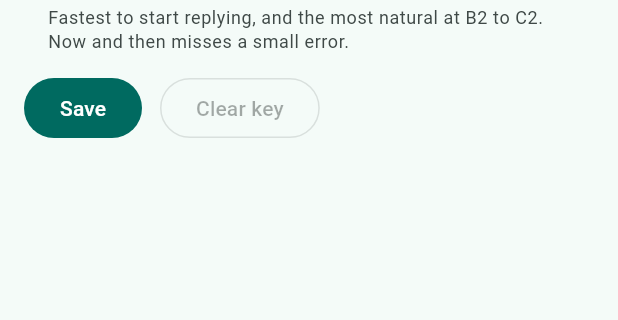
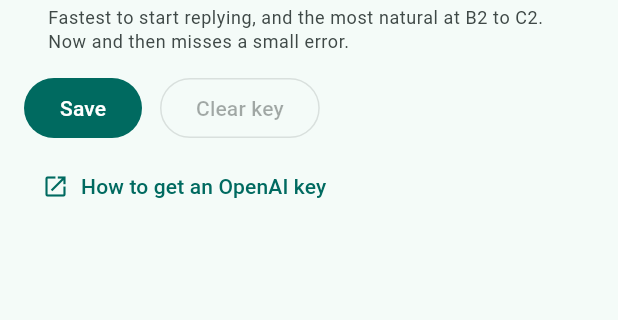
Before and after one commit to Pitrified/fala-language-tutor, a Flutter app: the ConversationScreen screen opened by its route, after a tap on "Model setup needed", on a phone screen of 412 x 824 dp, the part 576-896 px from its top. Run offline on Flutter 3.47's test engine with Material 3 defaults, Android fonts, the phone set to English and light mode, and no system bars; our stand-ins replace flutter_riverpod, flutter_secure_storage, flutter_tts, freezed_annotation, go_router, hive and 1 more; missing offline and left inert: openai_dart; accounts and stored records are empty; generated files the repository leaves out were written again.

Commit message:
feat(15): guide to getting an OpenAI key, linked from the app
docs/openai-key.md covers account, credit, key and entering it. The
Model page (also the first setup page) and the settings list link it.

Co-Authored-By: Claude Opus 5.5 <noreply@anthropic.com>
Claude-Session: https://claude.ai/code/session_017SavMvSBp2orTpJANzV16y

```diff
--- a/lib/build_info.dart
+++ b/lib/build_info.dart
@@ -20,6 +20,10 @@ const String sourceRepoUrl = 'https://github.com/Pitrified/fala-language-tutor';
 /// Sherpa is chosen but missing.
 const String sherpaGuideUrl = '$sourceRepoUrl/blob/main/docs/sherpa-tts.md';
 
+/// How to get an OpenAI API key, linked from the Model page and the settings
+/// list.
+const String openAiKeyGuideUrl = '$sourceRepoUrl/blob/main/docs/openai-key.md';
+
 /// What the app shows as its version, for example `0.0.1+a739b0e1`. A build
 /// without the defines, such as a plain `flutter run`, shows `dev+local`.
 const String appVersionLabel = '$appVersion+$appCommit';
--- a/lib/screens/settings/model_settings_screen.dart
+++ b/lib/screens/settings/model_settings_screen.dart
@@ -4,6 +4,7 @@ import 'package:flutter_riverpod/flutter_riverpod.dart';
 import '../../providers/settings_provider.dart';
 import '../../services/inference/engine_kind.dart';
 import '../../services/inference/openai_models.dart';
+import 'widgets/openai_key_guide.dart';
 
 /// Model settings: the active inference engine, then the details of that
 /// engine (the OpenAI key and model; the fake engine has none).
@@ -180,6 +181,8 @@ class _OpenAiSectionState extends ConsumerState<_OpenAiSection> {
             ),
           ],
         ),
+        const SizedBox(height: 4),
+        const OpenAiKeyGuideButton(),
       ],
     );
   }
--- a/lib/screens/settings/settings_entries.dart
+++ b/lib/screens/settings/settings_entries.dart
@@ -6,8 +6,10 @@ import 'package:go_router/go_router.dart';
 
 import '../../app.dart';
 import '../../providers/speech_provider.dart';
+import 'widgets/openai_key_guide.dart';
 
-/// The settings pages as a list of tiles: Language, Model and Diagnostics.
+/// The settings pages as a list of tiles: Language, Model and Diagnostics,
+/// with the guide to getting an OpenAI key under Model.
 ///
 /// Shown in the conversation drawer and on the Settings index, so both lead to
 /// the same pages. A tap closes the drawer first when it sits in one, and stops
@@ -34,6 +36,7 @@ class SettingsEntries extends ConsumerWidget {
           title: 'Model',
           route: AppRoutes.modelSettings,
         ),
+        const OpenAiKeyGuideTile(),
         _entry(
           context,
           ref,
--- /dev/null
+++ b/lib/screens/settings/widgets/openai_key_guide.dart
@@ -0,0 +1,39 @@
+import 'package:flutter/material.dart';
+import 'package:url_launcher/url_launcher.dart';
+
+import '../../../build_info.dart';
+
+/// Opens the guide to getting an OpenAI API key in the browser.
+Future<void> openOpenAiKeyGuide() => launchUrl(
+  Uri.parse(openAiKeyGuideUrl),
+  mode: LaunchMode.externalApplication,
+);
+
+/// Link to the key guide under the key field on the Model page.
+class OpenAiKeyGuideButton extends StatelessWidget {
+  const OpenAiKeyGuideButton({super.key});
+
+  @override
+  Widget build(BuildContext context) {
+    return TextButton.icon(
+      onPressed: openOpenAiKeyGuide,
+      icon: const Icon(Icons.open_in_new, size: 18),
+      label: const Text('How to get an OpenAI key'),
+    );
+  }
+}
+
+/// Settings list tile for the key guide, next to the Model entry.
+class OpenAiKeyGuideTile extends StatelessWidget {
+  const OpenAiKeyGuideTile({super.key});
+
+  @override
+  Widget build(BuildContext context) {
+    return const ListTile(
+      leading: Icon(Icons.key_outlined),
+      title: Text('How to get an OpenAI key'),
+      trailing: Icon(Icons.open_in_new, size: 18),
+      onTap: openOpenAiKeyGuide,
+    );
+  }
+}
```
Also changed, not shown: 6 other files.
